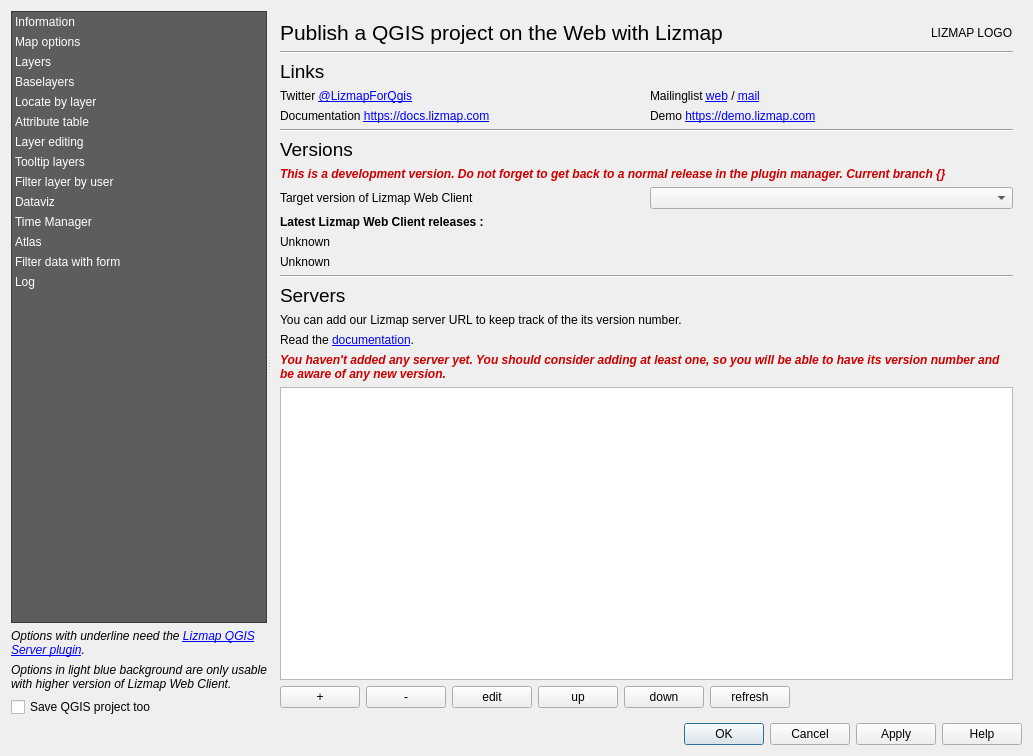
3liz/lizmap-plugin, file lizmap/resources/ui/ui_lizmap.ui: the form before one commit.
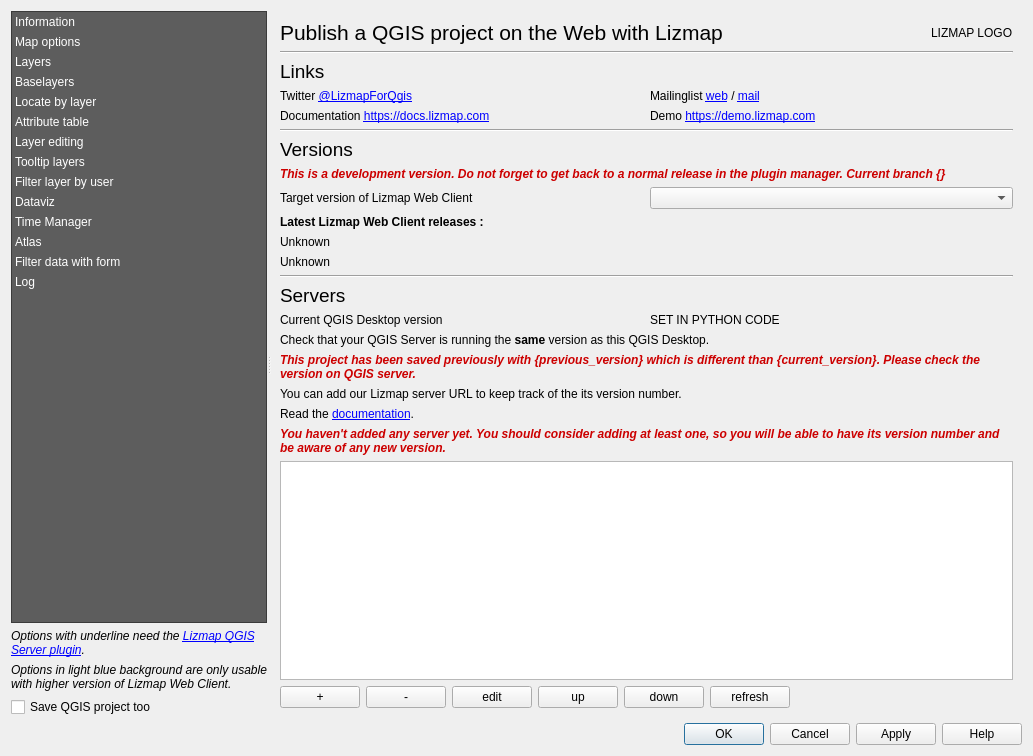
The form after the commit. Custom widgets are drawn as their Qt base class.

Commit message: UX - Add a label about QGIS Desktop version, compare with previous version

Diff of the .ui file:
```diff
--- a/lizmap/resources/ui/ui_lizmap.ui
+++ b/lizmap/resources/ui/ui_lizmap.ui
@@ -429,6 +429,41 @@
              </property>
             </widget>
            </item>
+           <item>
+            <layout class="QHBoxLayout" name="horizontalLayout_12">
+             <item>
+              <widget class="QLabel" name="label_48">
+               <property name="text">
+                <string>Current QGIS Desktop version</string>
+               </property>
+              </widget>
+             </item>
+             <item>
+              <widget class="QLabel" name="label_current_qgis">
+               <property name="text">
+                <string notr="true">SET IN PYTHON CODE</string>
+               </property>
+              </widget>
+             </item>
+            </layout>
+           </item>
+           <item>
+            <widget class="QLabel" name="label_53">
+             <property name="text">
+              <string>&lt;html&gt;&lt;head/&gt;&lt;body&gt;&lt;p&gt;Check that your QGIS Server is running the &lt;span style=&quot; font-weight:600;&quot;&gt;same&lt;/span&gt; version as this QGIS Desktop.&lt;/p&gt;&lt;/body&gt;&lt;/html&gt;</string>
+             </property>
+            </widget>
+           </item>
+           <item>
+            <widget class="QLabel" name="label_qgis_different_version">
+             <property name="text">
+              <string>&lt;html&gt;&lt;head/&gt;&lt;body&gt;&lt;p&gt;&lt;span style=&quot; font-weight:600; font-style:italic; color:#cc0000;&quot;&gt;This project has been saved previously with {previous_version} which is different than {current_version}. Please check the version on QGIS server.&lt;/span&gt;&lt;/p&gt;&lt;/body&gt;&lt;/html&gt;</string>
+             </property>
+             <property name="wordWrap">
+              <bool>true</bool>
+             </property>
+            </widget>
+           </item>
            <item>
             <widget class="QLabel" name="label_4">
              <property name="text">
```
The commit also changes 4 other files.
